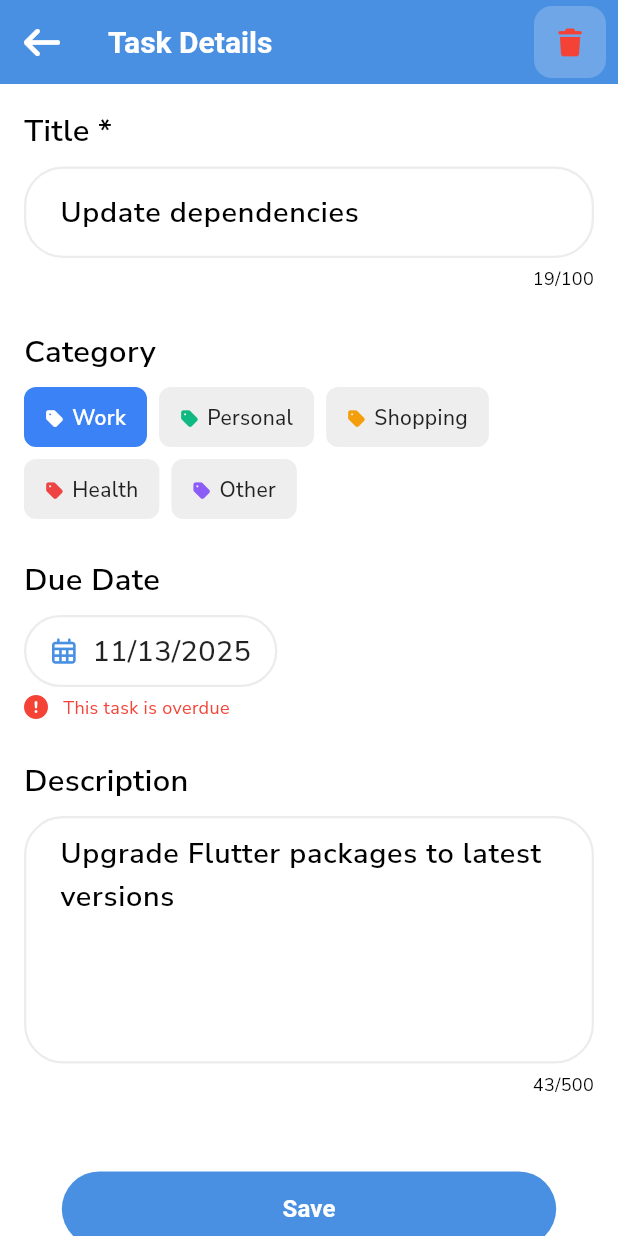
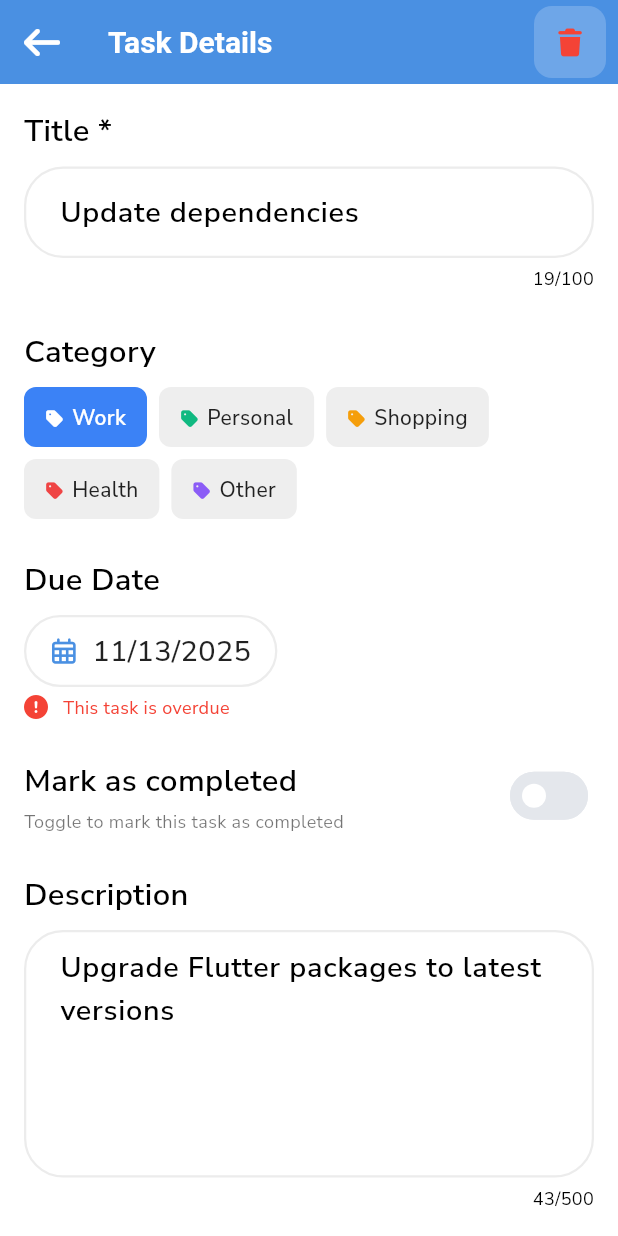
Before and after one commit to CodingFlex/taskflow, a Flutter app: the screen it shows after launch, after a tap on "Completed", after a tap on "Pending", after a tap on "Update dependencies", on a phone screen of 412 x 824 dp. Run offline on Flutter 3.47's test engine with Material 3 defaults, Android fonts, the phone set to English and light mode, and no system bars; drawn by our look-alikes of toastification; our stand-ins replace adaptive_theme, dio, flutter_dotenv, flutter_spinkit, font_awesome_flutter, google_fonts and 7 more; missing offline and left inert: heroine; statements that could not run were skipped.

Commit message:
Refactor TaskDetailsView to include a new _CompletionToggleSection widget for task completion management, and enhance TaskDetailsViewModel with toggleCompletion functionality. Update splash_view.dart to change font style for consistency.

```diff
--- a/lib/ui/screens/splash/splash_view.dart
+++ b/lib/ui/screens/splash/splash_view.dart
@@ -104,7 +104,7 @@ class _AnimatedTaskflowTextState extends State<_AnimatedTaskflowText>
             scale: _scaleAnimation.value,
             child: Text(
               'Taskflow',
-              style: GoogleFonts.shadowsIntoLight(
+              style: GoogleFonts.nunitoSans(
                 fontSize: 48,
                 fontWeight: FontWeight.w900,
                 color: Theme.of(context).brightness == Brightness.dark
--- a/lib/ui/screens/task_details/task_details_view.dart
+++ b/lib/ui/screens/task_details/task_details_view.dart
@@ -70,6 +70,10 @@ class TaskDetailsView extends StackedView<TaskDetailsViewModel> {
                   _CategorySection(viewModel: viewModel),
                   verticalSpaceMedium,
                   _DueDateSection(viewModel: viewModel),
+                  if (viewModel.taskId != null) ...[
+                    verticalSpaceMedium,
+                    _CompletionToggleSection(viewModel: viewModel),
+                  ],
                   verticalSpaceMedium,
                   _DescriptionSection(viewModel: viewModel),
                   verticalSpaceLarge,
@@ -95,6 +99,59 @@ class TaskDetailsView extends StackedView<TaskDetailsViewModel> {
   @override
   TaskDetailsViewModel viewModelBuilder(BuildContext context) =>
       TaskDetailsViewModel(taskId: taskId);
+}
+
+class _CompletionToggleSection extends StatelessWidget {
+  final TaskDetailsViewModel viewModel;
+
+  const _CompletionToggleSection({required this.viewModel});
+
+  @override
+  Widget build(BuildContext context) {
+    final isDark = Theme.of(context).brightness == Brightness.dark;
+    final isCompleted = viewModel.isCompleted;
+
+    return Row(
+      mainAxisAlignment: MainAxisAlignment.spaceBetween,
+      children: [
+        Expanded(
+          child: Column(
+            crossAxisAlignment: CrossAxisAlignment.start,
+            children: [
+              Text(
+                'Mark as completed',
+                style: AppTextStyles.body(context).copyWith(
+                  fontWeight: FontWeight.w600,
+                ),
+              ),
+              verticalSpaceTiny,
+              Text(
+                isCompleted
+                    ? 'This task is completed'
+                    : 'Toggle to mark this task as completed',
+                style: AppTextStyles.caption(context).copyWith(
+                  fontSize: 12,
+                  color: isDark ? Colors.white70 : Colors.black54,
+                ),
+              ),
+            ],
+          ),
+        ),
+        horizontalSpaceMedium,
+        Switch(
+          thumbColor: WidgetStateProperty.all(Colors.white),
+          inactiveTrackColor:
+              isDark ? kcDarkGreyColor2 : const Color(0xFFE4E7EC),
+          trackOutlineColor: isDark
+              ? WidgetStateProperty.all(kcDarkGreyColor2)
+              : WidgetStateProperty.all(const Color(0xFFE4E7EC)),
+          value: isCompleted,
+          onChanged: (_) => viewModel.toggleCompletion(),
+          activeThumbColor: Colors.green,
+        ),
+      ],
+    );
+  }
 }
 
 class _TitleSection extends StatelessWidget {
--- a/lib/viewmodels/task_details_viewmodel.dart
+++ b/lib/viewmodels/task_details_viewmodel.dart
@@ -21,6 +21,7 @@ class TaskDetailsViewModel extends BaseViewModel {
 
   Task? get task => _task;
   TaskCategory get selectedCategory => _selectedCategory;
+  bool get isCompleted => _task?.status == TaskStatus.completed;
 
   TaskDetailsViewModel({this.taskId}) {
     _initialize();
@@ -86,6 +87,20 @@ class TaskDetailsViewModel extends BaseViewModel {
     rebuildUi();
   }
 
+  void toggleCompletion() {
+    if (_task == null) return;
+
+    final newStatus = _task!.status == TaskStatus.completed
+        ? TaskStatus.pending
+        : TaskStatus.completed;
+
+    _task = _task!.copyWith(
+      status: newStatus,
+      completedAt: newStatus == TaskStatus.completed ? DateTime.now() : null,
+    );
+    rebuildUi();
+  }
+
   void navigateBack() {
     _navigationService.back();
   }
```
Also changed, not shown: 4 other files.
